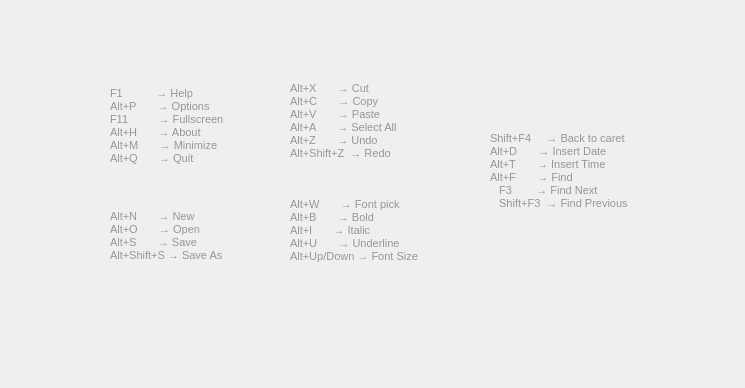
clasqm/textroom, file ui/helpdialog.ui: the form before one commit.
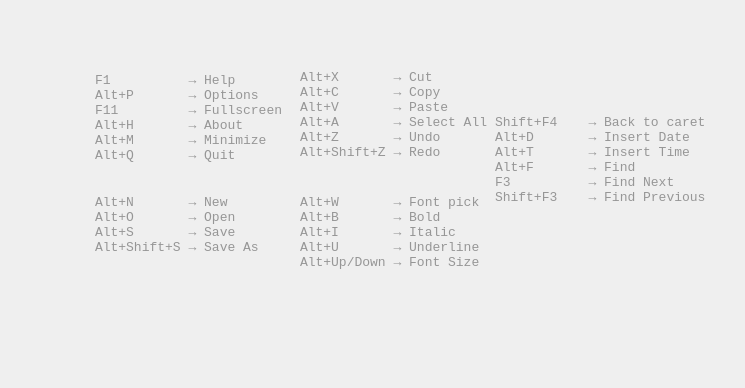
The form after the commit. Icons and pictures are not drawn.

Commit message: Align the shortcut lists with the actual bindings and enlarge Help text

Patch:
```diff
--- a/ui/helpdialog.ui
+++ b/ui/helpdialog.ui
@@ -37,10 +37,10 @@
   <widget class="QLabel" name="label" >
    <property name="geometry" >
     <rect>
-     <x>110</x>
-     <y>70</y>
-     <width>151</width>
-     <height>111</height>
+     <x>95</x>
+     <y>60</y>
+     <width>205</width>
+     <height>115</height>
     </rect>
    </property>
    <property name="palette" >
@@ -82,16 +82,17 @@
    </property>
    <property name="font" >
     <font>
-     <pointsize>8</pointsize>
+     <family>monospace</family>
+     <pointsize>10</pointsize>
     </font>
    </property>
    <property name="styleSheet" >
     <string notr="true" />
    </property>
    <property name="text" >
-    <string>F1           → Help
+    <string>F1          → Help
 Alt+P       → Options
-F11          → Fullscreen
+F11         → Fullscreen
 Alt+H       → About
 Alt+M       → Minimize
 Alt+Q       → Quit</string>
@@ -103,10 +104,10 @@
   <widget class="QLabel" name="label_3" >
    <property name="geometry" >
     <rect>
-     <x>290</x>
-     <y>80</y>
-     <width>131</width>
-     <height>81</height>
+     <x>300</x>
+     <y>60</y>
+     <width>190</width>
+     <height>110</height>
     </rect>
    </property>
    <property name="palette" >
@@ -148,7 +149,8 @@
    </property>
    <property name="font" >
     <font>
-     <pointsize>8</pointsize>
+     <family>monospace</family>
+     <pointsize>10</pointsize>
     </font>
    </property>
    <property name="text" >
@@ -157,16 +159,16 @@
 Alt+V       → Paste
 Alt+A       → Select All
 Alt+Z       → Undo
-Alt+Shift+Z  → Redo</string>
+Alt+Shift+Z → Redo</string>
    </property>
   </widget>
   <widget class="QLabel" name="label_4" >
    <property name="geometry" >
     <rect>
-     <x>290</x>
-     <y>190</y>
-     <width>141</width>
-     <height>81</height>
+     <x>300</x>
+     <y>185</y>
+     <width>195</width>
+     <height>95</height>
     </rect>
    </property>
    <property name="palette" >
@@ -235,7 +237,8 @@
    </property>
    <property name="font" >
     <font>
-     <pointsize>8</pointsize>
+     <family>monospace</family>
+     <pointsize>10</pointsize>
     </font>
    </property>
    <property name="text" >
@@ -249,10 +252,10 @@
   <widget class="QLabel" name="label_2" >
    <property name="geometry" >
     <rect>
-     <x>110</x>
-     <y>190</y>
-     <width>161</width>
-     <height>91</height>
+     <x>95</x>
+     <y>185</y>
+     <width>195</width>
+     <height>80</height>
     </rect>
    </property>
    <property name="palette" >
@@ -294,7 +297,8 @@
    </property>
    <property name="font" >
     <font>
-     <pointsize>8</pointsize>
+     <family>monospace</family>
+     <pointsize>10</pointsize>
     </font>
    </property>
    <property name="styleSheet" >
@@ -313,10 +317,10 @@
   <widget class="QLabel" name="label_5" >
    <property name="geometry" >
     <rect>
-     <x>490</x>
-     <y>110</y>
-     <width>171</width>
-     <height>121</height>
+     <x>495</x>
+     <y>100</y>
+     <width>226</width>
+     <height>120</height>
     </rect>
    </property>
    <property name="palette" >
@@ -358,16 +362,17 @@
    </property>
    <property name="font" >
     <font>
-     <pointsize>8</pointsize>
+     <family>monospace</family>
+     <pointsize>10</pointsize>
     </font>
    </property>
    <property name="text" >
-    <string>Shift+F4     → Back to caret
+    <string>Shift+F4    → Back to caret
 Alt+D       → Insert Date
 Alt+T       → Insert Time
 Alt+F       → Find
-   F3        → Find Next
-   Shift+F3  → Find Previous</string>
+F3          → Find Next
+Shift+F3    → Find Previous</string>
    </property>
   </widget>
  </widget>
```
The commit also changes 2 other files.
